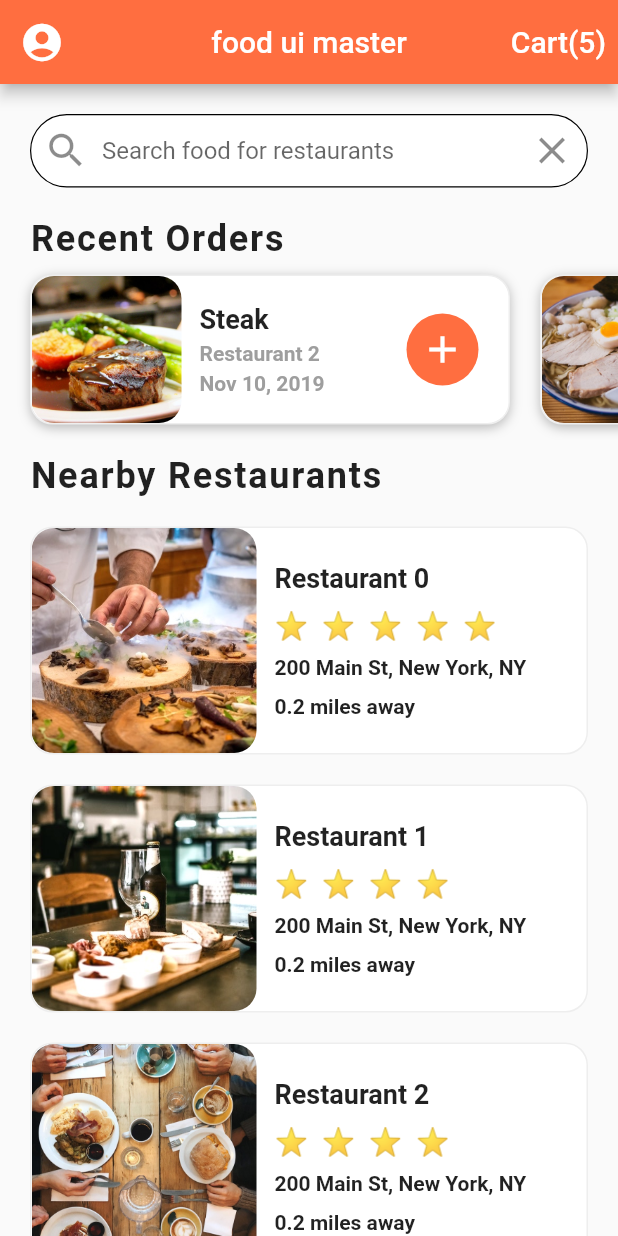
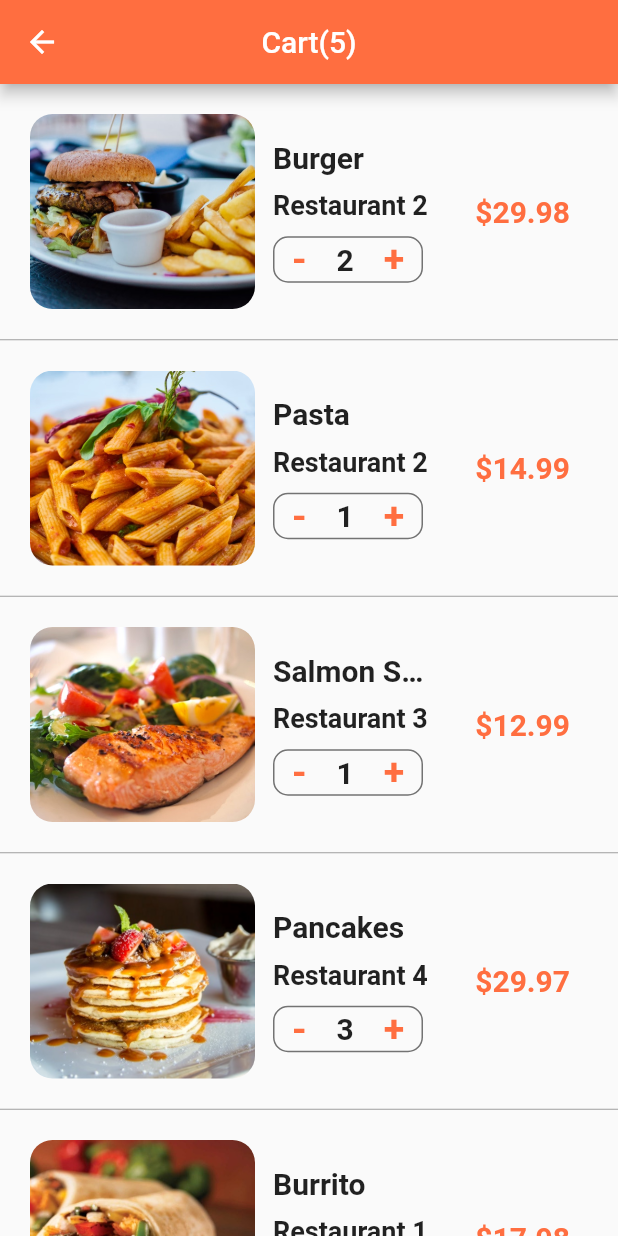
Before and after one commit to alikazemidev/food_ui_master, a Flutter app: the screen it shows after launch, after a tap on an icon or button, on a phone screen of 412 x 824 dp. Run offline on Flutter 3.47's test engine with Material 2 defaults, Android fonts, the phone set to English and light mode, and no system bars.

Commit message:
create cart screen without checkout btn

```diff
--- a/lib/models/order.dart
+++ b/lib/models/order.dart
@@ -5,7 +5,7 @@ class Order {
   final Restaurant restaurant;
   final Food food;
   final String date;
-  final int quantity;
+   int quantity;
 
   Order({
     required this.date,
--- /dev/null
+++ b/lib/screens/cart_screen.dart
@@ -0,0 +1,171 @@
+import 'package:flutter/material.dart';
+import 'package:food_master_ui/models/order.dart';
+
+import '../data/data.dart';
+
+class CartScreen extends StatefulWidget {
+  const CartScreen({Key? key}) : super(key: key);
+
+  @override
+  State<CartScreen> createState() => _CartScreenState();
+}
+
+class _CartScreenState extends State<CartScreen> {
+  @override
+  Widget build(BuildContext context) {
+    return Scaffold(
+      appBar: AppBar(
+        centerTitle: true,
+        title: Text(
+          'Cart(${currentUser.cart.length})',
+          style: TextStyle(
+            color: Colors.white,
+            fontSize: 20,
+          ),
+        ),
+      ),
+      body: ListView.separated(
+        itemBuilder: (context, index) {
+          Order order = currentUser.cart[index];
+          return _buildCartItem(order);
+        },
+        separatorBuilder: (context, index) {
+          return Divider(
+            height: 1,
+            color: Colors.grey,
+          );
+        },
+        itemCount: currentUser.cart.length,
+      ),
+    );
+  }
+
+  Widget _buildCartItem(Order order) {
+    return Container(
+      height: 170,
+      padding: EdgeInsets.all(20),
+      child: Row(
+        children: [
+          Expanded(
+            child: Row(
+              children: [
+                Container(
+                  width: 150,
+                  decoration: BoxDecoration(
+                    borderRadius: BorderRadius.circular(15),
+                    image: DecorationImage(
+                      image: AssetImage(
+                        order.food.imageUrl,
+                      ),
+                      fit: BoxFit.cover,
+                    ),
+                  ),
+                ),
+                Expanded(
+                  child: Container(
+                    margin: EdgeInsets.all(12),
+                    child: Column(
+                      crossAxisAlignment: CrossAxisAlignment.start,
+                      mainAxisAlignment: MainAxisAlignment.center,
+                      children: [
+                        Text(
+                          order.food.name,
+                          style: TextStyle(
+                            fontSize: 20,
+                            fontWeight: FontWeight.bold,
+                          ),
+                          overflow: TextOverflow.ellipsis,
+                        ),
+                        SizedBox(height: 10),
+                        Text(
+                          order.restaurant.name,
+                          style: TextStyle(
+                            fontSize: 18,
+                            fontWeight: FontWeight.w600,
+                          ),
+                          overflow: TextOverflow.ellipsis,
+                        ),
+                        SizedBox(height: 10),
+                        Container(
+                          width: 100,
+                          decoration: BoxDecoration(
+                            borderRadius: BorderRadius.circular(10),
+                            border: Border.all(
+                              width: 1,
+                              color: Colors.black54,
+                            ),
+                          ),
+                          child: Row(
+                            mainAxisAlignment: MainAxisAlignment.center,
+                            children: [
+                              GestureDetector(
+                                onTap: () {
+                                  setState(() {
+                                    order.quantity -= 1;
+                                  });
+                                },
+                                child: Text(
+                                  '-',
+                                  style: TextStyle(
+                                    color:
+                                        Theme.of(context).colorScheme.primary,
+                                    fontSize: 25,
+                                    fontWeight: FontWeight.bold,
+                                  ),
+                                ),
+                              ),
+                              SizedBox(
+                                width: 20,
+                              ),
+                              Text(
+                                order.quantity.toString(),
+                                style: TextStyle(
+                                  fontSize: 20,
+                                  fontWeight: FontWeight.bold,
+                                ),
+                              ),
+                              SizedBox(
+                                width: 20,
+                              ),
+                              GestureDetector(
+                                onTap: () {
+                                  setState(() {
+                                    order.quantity += 1;
+                                  });
+                                },
+                                child: Text(
+                                  '+',
+                                  style: TextStyle(
+                                    color:
+                                        Theme.of(context).colorScheme.primary,
+                                    fontSize: 25,
+                                    fontWeight: FontWeight.bold,
+                                  ),
+                                ),
+                              ),
+                            ],
+                          ),
+                        ),
+                      ],
+                    ),
+                  ),
+                ),
+                Container(
+                  margin: EdgeInsets.all(12),
+                  child: Text(
+                    "\$${order.quantity * order.food.price}",
+                    style: TextStyle(
+                      color: Theme.of(context).colorScheme.primary,
+                      fontSize: 20,
+                      fontWeight: FontWeight.bold,
+                    ),
+                  ),
+                )
+              ],
+            ),
+          ),
+        ],
+      ),
+    );
+  }
+}
--- a/lib/screens/home_page.dart
+++ b/lib/screens/home_page.dart
@@ -1,6 +1,7 @@
 import 'package:flutter/material.dart';
 import 'package:food_master_ui/data/data.dart';
 import 'package:food_master_ui/models/restaurant.dart';
+import 'package:food_master_ui/screens/cart_screen.dart';
 import 'package:food_master_ui/screens/restaurant_screen.dart';
 import 'package:food_master_ui/widgets/rating_starts.dart';
 import 'package:food_master_ui/widgets/recent_orders.dart';
@@ -128,7 +129,14 @@ class _HomePageState extends State<HomePage> {
         ),
         actions: [
           TextButton(
-            onPressed: () {},
+            onPressed: () {
+              Navigator.push(
+                context,
+                MaterialPageRoute(
+                  builder: (context) => CartScreen(),
+                ),
+              );
+            },
             child: Text(
               'Cart(${currentUser.cart.length})',
               style: TextStyle(
```
